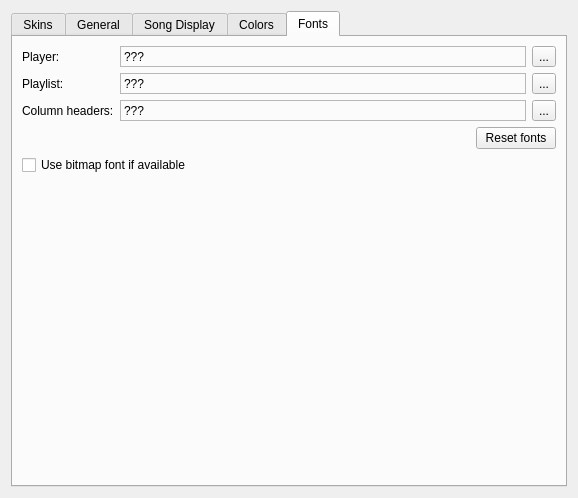
Old version of the form src/plugins/Ui/skinned/forms/skinnedsettings.ui in the repository prinsbert/qmmp-dev.
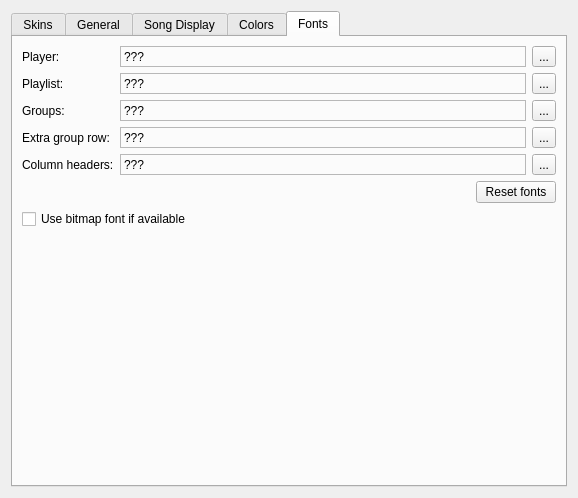
New version of the form. The open tabs and pages were chosen to show the change. Icons and pictures are not drawn. Custom widgets are drawn as their Qt base class.

Commit message: skinned: added extra font settings

The edit to the form file:
```diff
--- a/src/plugins/Ui/skinned/forms/skinnedsettings.ui
+++ b/src/plugins/Ui/skinned/forms/skinnedsettings.ui
@@ -989,13 +989,67 @@
         </widget>
        </item>
        <item row="2" column="0">
+        <widget class="QLabel" name="label_26">
+         <property name="text">
+          <string>Groups:</string>
+         </property>
+        </widget>
+       </item>
+       <item row="2" column="1">
+        <widget class="QLabel" name="groupFontLabel">
+         <property name="frameShape">
+          <enum>QFrame::StyledPanel</enum>
+         </property>
+         <property name="frameShadow">
+          <enum>QFrame::Sunken</enum>
+         </property>
+         <property name="text">
+          <string notr="true">???</string>
+         </property>
+        </widget>
+       </item>
+       <item row="2" column="2">
+        <widget class="QToolButton" name="groupFontButton">
+         <property name="text">
+          <string notr="true">...</string>
+         </property>
+        </widget>
+       </item>
+       <item row="3" column="0">
+        <widget class="QLabel" name="label_27">
+         <property name="text">
+          <string>Extra group row:</string>
+         </property>
+        </widget>
+       </item>
+       <item row="3" column="1">
+        <widget class="QLabel" name="extraRowFontLabel">
+         <property name="frameShape">
+          <enum>QFrame::StyledPanel</enum>
+         </property>
+         <property name="frameShadow">
+          <enum>QFrame::Sunken</enum>
+         </property>
+         <property name="text">
+          <string notr="true">???</string>
+         </property>
+        </widget>
+       </item>
+       <item row="3" column="2">
+        <widget class="QToolButton" name="extraRowFontButton">
+         <property name="text">
+          <string notr="true">...</string>
+         </property>
+        </widget>
+       </item>
+       <item row="4" column="0">
         <widget class="QLabel" name="label_5">
          <property name="text">
           <string>Column headers:</string>
          </property>
         </widget>
        </item>
-       <item row="2" column="1">
+       <item row="4" column="1">
         <widget class="QLabel" name="headerFontLabel">
          <property name="frameShape">
           <enum>QFrame::StyledPanel</enum>
@@ -1008,14 +1062,27 @@
          </property>
         </widget>
        </item>
-       <item row="2" column="2">
+       <item row="4" column="2">
         <widget class="QToolButton" name="headerFontButton">
          <property name="text">
           <string>...</string>
          </property>
         </widget>
        </item>
-       <item row="3" column="0" colspan="3">
+       <item row="7" column="0" colspan="2">
+        <spacer name="verticalSpacer_3">
+         <property name="orientation">
+          <enum>Qt::Vertical</enum>
+         </property>
+         <property name="sizeHint" stdset="0">
+          <size>
+           <width>418</width>
+           <height>271</height>
+          </size>
+         </property>
+        </spacer>
+       </item>
+       <item row="5" column="0" colspan="3">
         <layout class="QHBoxLayout" name="horizontalLayout_4">
          <item>
           <spacer name="horizontalSpacer_4">
@@ -1039,26 +1106,13 @@
          </item>
         </layout>
        </item>
-       <item row="4" column="0" colspan="2">
+       <item row="6" column="0" colspan="3">
         <widget class="QCheckBox" name="useBitmapCheckBox">
          <property name="text">
           <string>Use bitmap font if available</string>
          </property>
         </widget>
        </item>
-       <item row="5" column="0" colspan="2">
-        <spacer name="verticalSpacer_3">
-         <property name="orientation">
-          <enum>Qt::Vertical</enum>
-         </property>
-         <property name="sizeHint" stdset="0">
-          <size>
-           <width>418</width>
-           <height>271</height>
-          </size>
-         </property>
-        </spacer>
-       </item>
       </layout>
      </widget>
     </widget>
```
The commit also changes 3 other files.
